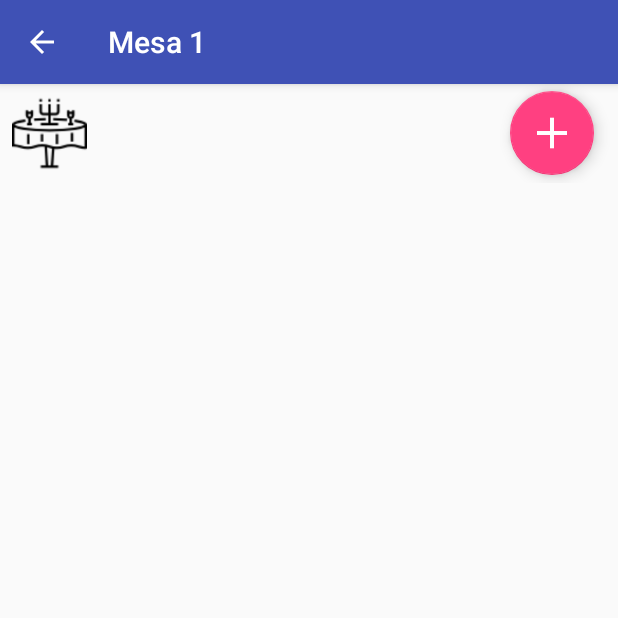
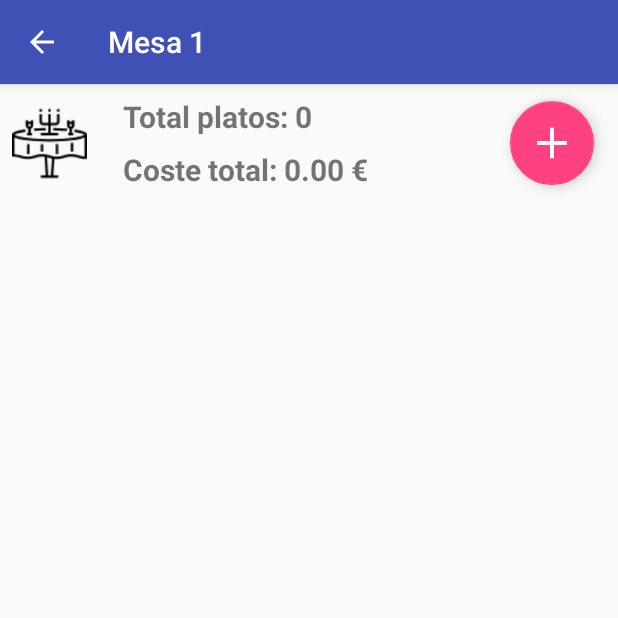
Before and after one commit to HectorAguado/RestaurApp, an Android app: the screen it shows after launch (TableDetailActivity), after a tap on an icon or button, on a phone screen of 412 x 824 dp, the top half of it. Run offline under Robolectric (Android 15) with nearby library versions, the phone set to English and light mode, and no system bars.

Commit message:
Setear table header. Añadir opción eliminar plato a MealDialog

```diff
--- a/app/src/main/java/com/haguado/restaurapp/activity/TableDetailActivity.kt
+++ b/app/src/main/java/com/haguado/restaurapp/activity/TableDetailActivity.kt
@@ -13,6 +13,7 @@ import com.haguado.restaurapp.dialog.MealDialog
 import com.haguado.restaurapp.model.Table
 import com.haguado.restaurapp.repository.TablesRepo
 import kotlinx.android.synthetic.main.activity_table_detail.*
+import kotlinx.android.synthetic.main.view_table_header.*
 
 
 class TableDetailActivity : AppCompatActivity(){
@@ -36,7 +37,6 @@ class TableDetailActivity : AppCompatActivity(){
 
         // Back Button
         supportActionBar!!.setDisplayHomeAsUpEnabled(true)
-
 
         val tableNumber = intent.getIntExtra(EXTRA_TABLE_NUMBER, 1)
         table = TablesRepo.getTableByNumber(tableNumber)!!
@@ -65,12 +65,28 @@ class TableDetailActivity : AppCompatActivity(){
         adapter.onClickListener = View.OnClickListener {
             val mealIndex = meal_list.getChildAdapterPosition(it)
             val meal = table.meals[mealIndex]
-            val dialog = MealDialog.newInstance(meal.number, EXTRA_SENDER)
+            val dialog = MealDialog.newInstance(meal.number, EXTRA_SENDER, table.number)
             dialog.show(this.supportFragmentManager, "meal_dialog")
         }
         meal_list.adapter = adapter
         meal_list.layoutManager = LinearLayoutManager(this)
+        setupHeader(table)
     }
+
+    private fun setupHeader(table: Table){
+
+        total_meal_label.text = table.meals.size.toString()
+        val totalCost = table.tableTotalCost()
+        total_cost_label.text = resources.getString(R.string.currency_format, totalCost)
+        if (table.meals.isEmpty()) {
+            table_imageview.setImageResource(R.drawable.table_off)
+
+        }else{
+            table_imageview.setImageResource(R.drawable.table_on)
+        }
+    }
+
+
 
     override fun onOptionsItemSelected(item: MenuItem): Boolean {
         when(item.itemId){
--- a/app/src/main/java/com/haguado/restaurapp/adapter/TableListAdapter.kt
+++ b/app/src/main/java/com/haguado/restaurapp/adapter/TableListAdapter.kt
@@ -9,7 +9,6 @@ import android.widget.ImageView
 import android.widget.TextView
 import com.haguado.restaurapp.R
 import com.haguado.restaurapp.repository.TablesRepo
-import com.haguado.restaurapp.model.Table
 
 class TableListAdapter(context: Context): BaseAdapter() {
 
@@ -56,7 +55,7 @@ class TableListAdapter(context: Context): BaseAdapter() {
 
     private class ListRowHolder(row: View?) {
         val tableImage = row?.findViewById<ImageView>(R.id.table_imageview)
-        val numberLabel = row?.findViewById<TextView>(R.id.table_number_textview)
+        val numberLabel = row?.findViewById<TextView>(R.id.textview1)
         val isEmptyLabel = row?.findViewById<TextView>(R.id.table_is_empty_textView)
     }
 
--- a/app/src/main/java/com/haguado/restaurapp/model/Table.kt
+++ b/app/src/main/java/com/haguado/restaurapp/model/Table.kt
@@ -3,7 +3,23 @@ package com.haguado.restaurapp.model
 import java.io.Serializable
 
 data class Table (var number: Int, var meals: MutableList<Meal>): Serializable{
-    override fun toString() = ""
+
+    fun tableTotalCost(): Float{
+        var total = 0.00
+        meals.forEach {
+            total += it.price
+        }
+        return total.toFloat()
+    }
+    fun clearTable(){
+        meals = mutableListOf()
+    }
+    fun removeMeal(meal: Meal){
+        var lista = meals
+        meals.remove(meal)
+        lista = meals
+    }
+
 //    override fun toString(): String {
 //        var string = ""
 //        if (meals.isEmpty()) {
--- a/app/src/main/res/layout/activity_table_detail.xml
+++ b/app/src/main/res/layout/activity_table_detail.xml
@@ -10,7 +10,7 @@
     <FrameLayout
         android:layout_width="match_parent"
         android:layout_height="wrap_content">
-        <include layout="@layout/view_table_list_item"/>
+        <include layout="@layout/view_table_header"/>
         <android.support.design.widget.FloatingActionButton
             android:id="@+id/add_meal_button"
             android:layout_width="wrap_content"
--- a/app/src/main/res/layout/view_table_header.xml
+++ b/app/src/main/res/layout/view_table_header.xml
@@ -4,32 +4,66 @@
     xmlns:android="http://schemas.android.com/apk/res/android"
     xmlns:app="http://schemas.android.com/apk/res-auto"
     android:layout_width="match_parent"
-    android:layout_height="match_parent"
-    xmlns:tools="http://schemas.android.com/tools"
-    android:padding="8dp">
+    android:layout_height="wrap_content"
+    xmlns:tools="http://schemas.android.com/tools">
 
     <ImageView
         android:id="@+id/table_imageview"
         android:layout_width="50dp"
         android:layout_height="50dp"
+        android:layout_marginBottom="8dp"
+        android:layout_marginStart="8dp"
+        android:layout_marginTop="8dp"
         android:scaleType="fitCenter"
         android:src="@drawable/table_off"
+        app:layout_constraintBottom_toBottomOf="parent"
         app:layout_constraintStart_toStartOf="parent"
         app:layout_constraintTop_toTopOf="parent" />
 
     <TextView
-        android:id="@+id/table_number_textview"
+        android:id="@+id/textview1"
         android:layout_width="wrap_content"
         android:layout_height="wrap_content"
-        android:layout_marginBottom="8dp"
         android:layout_marginStart="24dp"
         android:layout_marginTop="8dp"
         android:textSize="20sp"
         android:textStyle="bold"
-        app:layout_constraintBottom_toBottomOf="@+id/table_imageview"
         app:layout_constraintStart_toEndOf="@+id/table_imageview"
-        app:layout_constraintTop_toTopOf="@+id/table_imageview"
-        tools:text="Total platos:" />
+        app:layout_constraintTop_toTopOf="parent"
+        android:text="Total platos: " />
+
+    <TextView
+        android:id="@+id/textview2"
+        android:layout_width="wrap_content"
+        android:layout_height="wrap_content"
+        android:layout_marginBottom="8dp"
+        android:layout_marginTop="8dp"
+        android:text="Coste total: "
+        android:textSize="20sp"
+        android:textStyle="bold"
+        app:layout_constraintBottom_toBottomOf="parent"
+        app:layout_constraintStart_toStartOf="@+id/textview1"
+        app:layout_constraintTop_toBottomOf="@+id/textview1" />
+
+    <TextView
+        android:id="@+id/total_meal_label"
+        android:layout_width="wrap_content"
+        android:layout_height="wrap_content"
+        android:textSize="20sp"
+        android:textStyle="bold"
+        tools:text="0"
+        app:layout_constraintStart_toEndOf="@+id/textview1"
+        app:layout_constraintTop_toTopOf="@+id/textview1" />
+
+    <TextView
+        android:id="@+id/total_cost_label"
+        android:layout_width="wrap_content"
+        android:layout_height="wrap_content"
+        android:textSize="20sp"
+        android:textStyle="bold"
+        tools:text="0.00 €"
+        app:layout_constraintStart_toEndOf="@+id/textview2"
+        app:layout_constraintTop_toTopOf="@+id/textview2" />
 
 
 </android.support.constraint.ConstraintLayout>
--- a/app/src/main/res/layout/view_table_list_item.xml
+++ b/app/src/main/res/layout/view_table_list_item.xml
@@ -18,7 +18,7 @@
         app:layout_constraintTop_toTopOf="parent" />
 
     <TextView
-        android:id="@+id/table_number_textview"
+        android:id="@+id/textview1"
         android:layout_width="wrap_content"
         android:layout_height="wrap_content"
         android:layout_marginBottom="8dp"
@@ -38,8 +38,8 @@
         android:layout_marginStart="8dp"
         android:textSize="20sp"
         android:textStyle="bold"
-        app:layout_constraintStart_toEndOf="@+id/table_number_textview"
-        app:layout_constraintTop_toTopOf="@+id/table_number_textview"
+        app:layout_constraintStart_toEndOf="@+id/textview1"
+        app:layout_constraintTop_toTopOf="@+id/textview1"
         tools:text="está vacía" />
 
 </android.support.constraint.ConstraintLayout>
```
Also changed, not shown: app/src/main/java/com/haguado/restaurapp/dialog/MealDialog.kt (+23 -18 lines), app/src/main/res/menu/table_menu.xml (added, +11 -0 lines).
